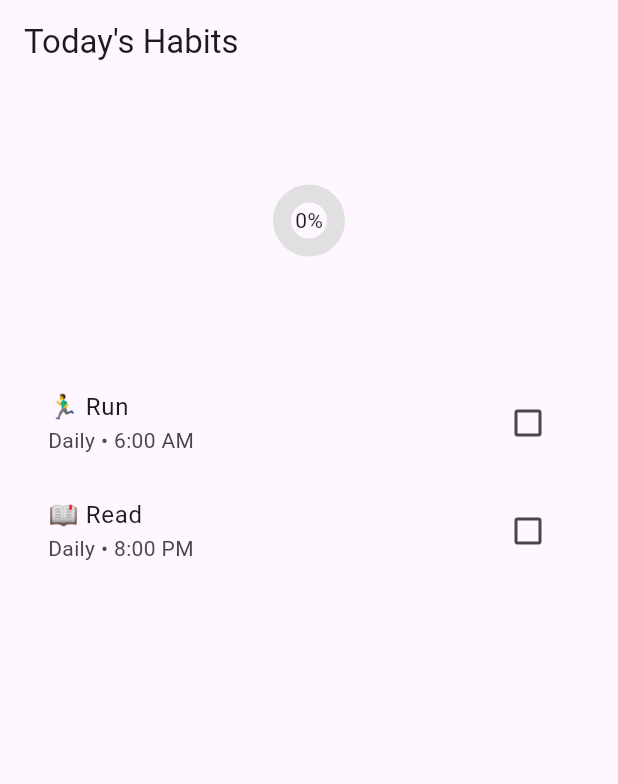
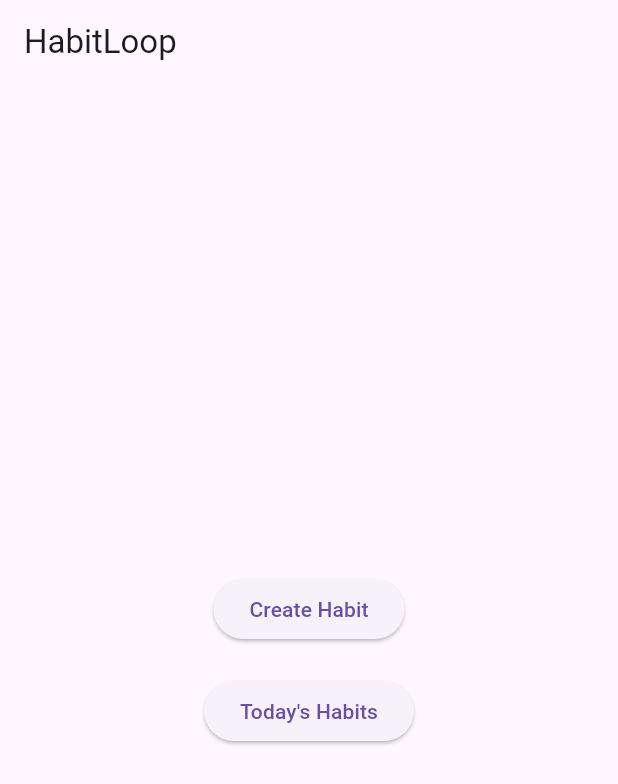
Before and after one commit to videepsinghal27/habitloop_app, a Flutter app: the screen it shows after launch, on a phone screen of 412 x 824 dp. Shown: the top 784 px of the screen. Run offline on Flutter 3.47's test engine with Material 3 defaults, Android fonts, the phone set to English and light mode, and no system bars.

Commit message:
feat: Connect habit creation to daily dashboard via shared store

```diff
--- /dev/null
+++ b/lib/data/habit_store.dart
@@ -0,0 +1,6 @@
+import 'package:flutter/material.dart';
+import '../screens/habit_creation_screen.dart';
+
+class HabitStore {
+  static final List<Habit> habits = [];
+}
--- a/lib/main.dart
+++ b/lib/main.dart
@@ -9,7 +9,45 @@ class HabitLoopApp extends StatelessWidget {
   Widget build(BuildContext context) {
     return MaterialApp(
       title: 'HabitLoop',
-      home: TodayDashboardScreen(),
+      theme: ThemeData(primarySwatch: Colors.teal),
+      home: HomeScreen(),
     );
   }
 }
+
+class HomeScreen extends StatelessWidget {
+  const HomeScreen({Key? key}) : super(key: key);
+
+  @override
+  Widget build(BuildContext context) {
+    return Scaffold(
+      appBar: AppBar(title: Text('HabitLoop')),
+      body: Center(
+        child: Column(
+          mainAxisAlignment: MainAxisAlignment.center,
+          children: [
+            ElevatedButton(
+              onPressed: () {
+                Navigator.push(
+                  context,
+                  MaterialPageRoute(builder: (_) => const HabitCreationScreen()),
+                );
+              },
+              child: Text('Create Habit'),
+            ),
+            const SizedBox(height: 20),
+            ElevatedButton(
+              onPressed: () {
+                Navigator.push(
+                  context,
+                  MaterialPageRoute(builder: (_) => const TodayDashboardScreen()),
+                );
+              },
+              child: Text("Today's Habits"),
+            ),
+          ],
+        ),
+      ),
+    );
+  }
+}
--- a/lib/screens/habit_creation_screen.dart
+++ b/lib/screens/habit_creation_screen.dart
@@ -1,4 +1,6 @@
 import 'package:flutter/material.dart';
+import '../data/habit_store.dart';
+
 
 class HabitCreationScreen extends StatefulWidget {
   const HabitCreationScreen({Key? key}) : super(key: key);
@@ -57,7 +59,7 @@ void _submitHabit() {
   );
 
   setState(() {
-    _habits.add(newHabit);
+    HabitStore.habits.add(newHabit);
     _titleController.clear();
     _selectedEmoji = null;
   });
--- a/lib/screens/today_dashboard_screen.dart
+++ b/lib/screens/today_dashboard_screen.dart
@@ -1,5 +1,6 @@
 import 'package:flutter/material.dart';
 import 'package:habitloop_app/screens/habit_creation_screen.dart'; // for Habit class
+import '../data/habit_store.dart';
 
 class TodayDashboardScreen extends StatefulWidget {
   const TodayDashboardScreen({Key? key}) : super(key: key);
@@ -15,10 +16,9 @@ class _TodayDashboardScreenState extends State<TodayDashboardScreen> {
   void initState() {
     super.initState();
     // Mock today's habits — in real app this would be fetched from DB
-    _todayHabits = [
-      Habit(title: 'Run', emoji: '🏃‍♂️', frequency: 'Daily', time: TimeOfDay(hour: 6, minute: 0)),
-      Habit(title: 'Read', emoji: '📖', frequency: 'Daily', time: TimeOfDay(hour: 20, minute: 0)),
-    ];
+      _todayHabits = HabitStore.habits.where((habit) {
+        return habit.frequency == 'Daily'; // Filter for "today"
+      }).toList();
   }
 
   int get completedCount => _todayHabits.where((h) => h.isCompleted).length;
```
